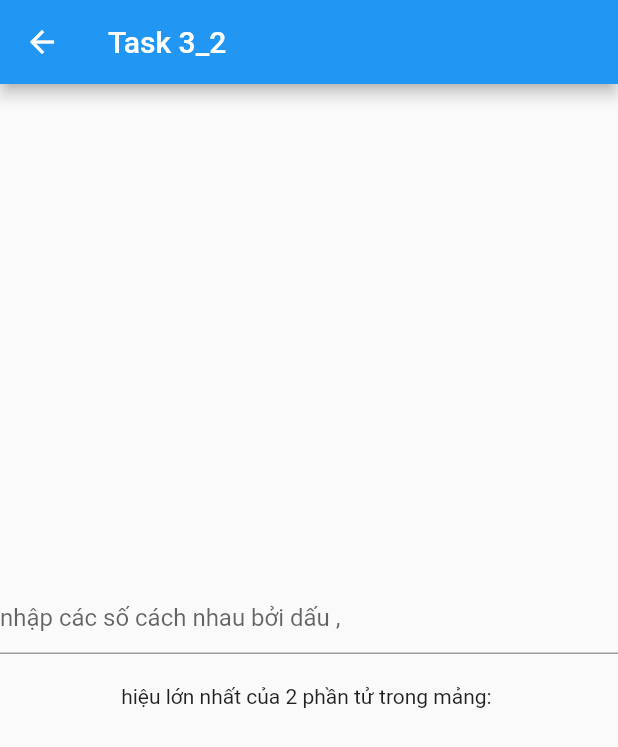
After one commit to phongnguyenxuan/Flutter, a Flutter app: the Task3_2 screen opened directly, on a phone screen of 412 x 824 dp. The commit adds this screen. Shown: the top 747 px of the screen. Run offline on Flutter 3.47's test engine with Material 2 defaults, Android fonts, the phone set to English and light mode, and no system bars.

Commit message:
update task 3_2

```diff
--- /dev/null
+++ b/lib/level_3/task3_2.dart
@@ -0,0 +1,52 @@
+import 'package:flutter/material.dart';
+
+class Task3_2 extends StatefulWidget {
+  const Task3_2({super.key});
+
+  @override
+  State<Task3_2> createState() => _Task3_2State();
+}
+
+class _Task3_2State extends State<Task3_2> {
+  TextEditingController controller = TextEditingController();
+  List<int> numbers = [];
+  late String result = '';
+  //
+
+  @override
+  Widget build(BuildContext context) {
+    return Scaffold(
+      appBar: AppBar(
+        title: const Text('Task 3_2'),
+      ),
+      body: Column(
+        mainAxisAlignment: MainAxisAlignment.center,
+        children: [
+          TextFormField(
+            controller: controller,
+            onFieldSubmitted: (value) {
+              var listSplit = controller.text.split(',');
+              for (int i = 0; i < listSplit.length; i++) {
+                numbers.add(int.parse(listSplit[i]));
+              }
+              //sap xep mang tang dan
+              numbers.sort();
+              //hieu lon nhat = so lon nhat - so nho nhat trong mang
+              int min = numbers.first;
+              int max = numbers.last;
+              setState(() {
+                result = (max - min).toString();
+              });
+            },
+            decoration: const InputDecoration(
+                hintText: 'nhập các số cách nhau bởi dấu ,'),
+          ),
+          Padding(
+            padding: const EdgeInsets.all(20),
+            child: Text('hiệu lớn nhất của 2 phần tử trong mảng: $result'),
+          )
+        ],
+      ),
+    );
+  }
+}
--- a/lib/main.dart
+++ b/lib/main.dart
@@ -13,6 +13,7 @@ import 'package:my_project/level_2/task2_2.dart';
 import 'package:my_project/level_2/task2_3.dart';
 import 'package:my_project/level_2/task2_4.dart';
 import 'package:my_project/level_2/task2_5.dart';
+import 'package:my_project/level_3/task3_2.dart';
 
 import 'level_1/task1_5.dart';
 import 'level_3/task3_1.dart';
@@ -65,6 +66,7 @@ class _MyHomePageState extends State<MyHomePage> {
   ];
   List<Widget> listTaskLevel3 = [
     const Task3_1(),
+    const Task3_2(),
   ];
   @override
   Widget build(BuildContext context) {
```
